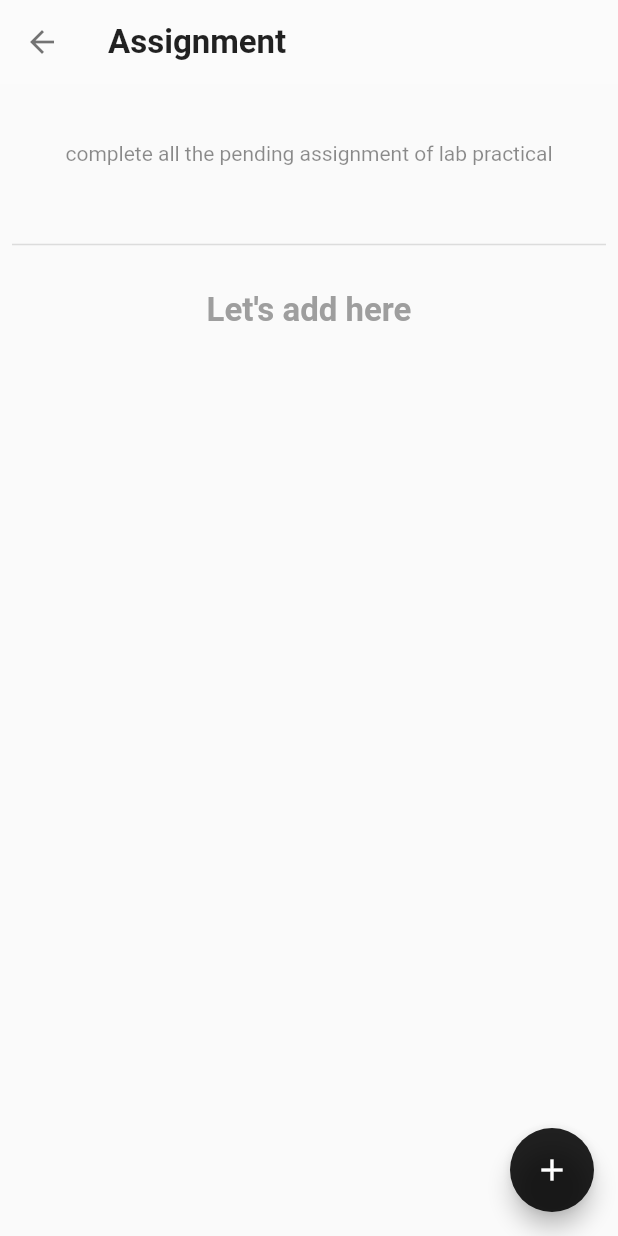
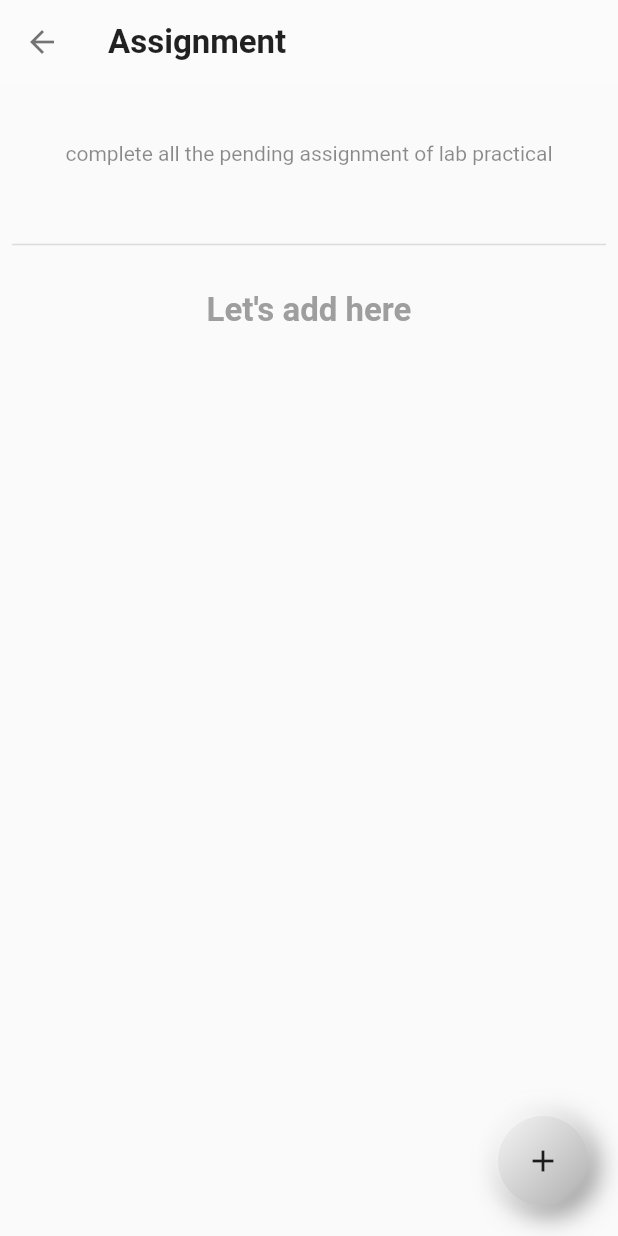
Before and after one commit to SaileshVerma/to-do-app, a Flutter app: the screen it shows after launch, after a tap on the "delete outline" icon, after a tap on "Assignment", on a phone screen of 412 x 824 dp. Run offline on Flutter 3.47's test engine with Material 2 defaults, Android fonts, the phone set to English and light mode, and no system bars.

Commit message:
added soft ui- 2

```diff
--- a/lib/helperFunctions/hideText.dart
+++ b/lib/helperFunctions/hideText.dart
@@ -1,6 +1,6 @@
 String hidetext(String msg) {
   String temp = "";
-  for (int i = 0; i < 25; i++) {
+  for (int i = 0; i < 24; i++) {
     temp = temp + msg[i];
   }
 
--- a/lib/screens/homePageScreen.dart
+++ b/lib/screens/homePageScreen.dart
@@ -1,5 +1,6 @@
 import 'package:flutter/material.dart';
 import 'package:provider/provider.dart';
+import 'package:todo/widget/softButton.dart';
 
 import '../providers/taskProvider.dart';
 import '../widget/addEditTaskbox.dart';
@@ -13,8 +14,9 @@ class MyHomePage extends StatelessWidget {
     return DefaultTabController(
       length: 3,
       child: Scaffold(
+        backgroundColor: Colors.white,
         appBar: AppBar(
-          backgroundColor: Colors.blueGrey[50],
+          backgroundColor: Colors.grey.shade300,
           elevation: 0,
           bottom: TabBar(
             indicatorWeight: 1,
@@ -76,9 +78,9 @@ class MyHomePage extends StatelessWidget {
             ),
           ],
         ),
-        floatingActionButton: FloatingActionButton(
-          backgroundColor: Colors.black87,
-          onPressed: () {
+        floatingActionButton: SoftButton(
+          color: Colors.black87,
+          func: () {
             showDialog(
               context: context,
               builder: (context) => Container(
@@ -88,8 +90,7 @@ class MyHomePage extends StatelessWidget {
               ),
             );
           },
-          tooltip: 'Add new note',
-          child: const Icon(
+          icon: const Icon(
             Icons.add,
           ),
         ),
--- a/lib/screens/taskDetailScreen.dart
+++ b/lib/screens/taskDetailScreen.dart
@@ -1,6 +1,7 @@
 import 'package:flutter/material.dart';
 import 'package:provider/provider.dart';
 import 'package:todo/widget/emptyScreenText.dart';
+import 'package:todo/widget/softButton.dart';
 import '../providers/taskProvider.dart';
 
 import '../widget/addSubTask.dart';
@@ -120,16 +121,15 @@ class TaskDetailScreen extends StatelessWidget {
           ],
         ),
       ),
-      floatingActionButton: FloatingActionButton(
-        backgroundColor: Colors.black87,
-        onPressed: () => showDialog(
+      floatingActionButton: SoftButton(
+        color: Colors.grey,
+        func: () => showDialog(
           context: context,
           builder: (context) => AddSubTask(
             itemId: id,
           ),
         ),
-        tooltip: 'Add new note',
-        child: const Icon(
+        icon: const Icon(
           Icons.add,
         ),
       ),
--- a/lib/screens/taskListScreen.dart
+++ b/lib/screens/taskListScreen.dart
@@ -20,10 +20,7 @@ class TaskListScreen extends StatelessWidget {
         padding: const EdgeInsets.all(8.0),
         child: taskDataList.isEmpty
             ? EmptyScreenText(emptyDisplayText)
-            : Column(
-                mainAxisAlignment: MainAxisAlignment.center,
-                children: <Widget>[
-                  Expanded(
+            : Expanded(
                 child: ListView.builder(
                   itemCount: taskDataList.length,
                   // gridDelegate: SliverGridDelegateWithFixedCrossAxisCount(
@@ -36,8 +33,6 @@ class TaskListScreen extends StatelessWidget {
                   ),
                 ),
               ),
-                ],
-              ),
       ),
     );
   }
--- a/lib/widget/softButton.dart
+++ b/lib/widget/softButton.dart
@@ -1,24 +1,28 @@
 import 'package:flutter/material.dart';
 
 class SoftButton extends StatelessWidget {
-  final Widget child;
-  SoftButton(this.child);
+  final Icon icon;
+  final Color color;
+  final void Function() func;
+
+  SoftButton({
+    required this.icon,
+    required this.func,
+    required this.color,
+  });
   @override
   Widget build(BuildContext context) {
     return Padding(
       padding: EdgeInsets.all(4),
       child: Container(
-        padding: EdgeInsets.all(20),
-        child: child,
-        // IconButton(
-        //   icon: Icon(Icons.delete),
-        //   onPressed: () {},
-        //   color: Colors.grey[800],
-        // ),
+        padding: EdgeInsets.all(6),
+        child: IconButton(
+          icon: icon,
+          onPressed: func,
+        ),
         decoration: BoxDecoration(
-
-            //shape: BoxShape.circle,
-            color: Colors.grey[300],
+            shape: BoxShape.circle,
+            color: color,
             boxShadow: [
               BoxShadow(
                   color: Colors.grey.shade600,
--- a/lib/widget/taskGrid.dart
+++ b/lib/widget/taskGrid.dart
@@ -1,5 +1,7 @@
 import 'package:flutter/material.dart';
 import 'package:provider/provider.dart';
+import 'package:todo/widget/softButton.dart';
+import 'package:todo/widget/softButtonPressed.dart';
 
 import '../helperFunctions/hideText.dart';
 import '../providers/taskProvider.dart';
@@ -32,15 +34,48 @@ class TaskGrid extends StatelessWidget {
       child: Column(
         children: [
           Material(
+            elevation: 7,
             borderRadius: BorderRadius.circular(10),
-            elevation: 4,
             child: Container(
+              // padding: EdgeInsets.all(6),
+
+              // decoration: BoxDecoration(
+              //     borderRadius: BorderRadius.circular(10),
+              //     color: Colors.grey.shade300,
+              //     boxShadow: [
+              //       BoxShadow(
+              //           color: Colors.grey.shade600,
+              //           offset: Offset(4.0, 4.0),
+              //           blurRadius: 15.0,
+              //           spreadRadius: 1.0),
+              //       BoxShadow(
+              //           color: Colors.white,
+              //           offset: Offset(-4.0, -4.0),
+              //           blurRadius: 15.0,
+              //           spreadRadius: 1.0),
+              //     ],
+              //     gradient: LinearGradient(
+              //         begin: Alignment.topLeft,
+              //         end: Alignment.bottomRight,
+              //         colors: [
+              //           Colors.grey.shade200,
+              //           Colors.grey.shade300,
+              //           Colors.grey.shade400,
+              //           Colors.grey.shade500,
+              //         ],
+              //         stops: [
+              //           0.1,
+              //           0.3,
+              //           0.8,
+              //           1
+              //         ])),
+
               decoration: BoxDecoration(
                 gradient: LinearGradient(
                   begin: Alignment.topLeft,
                   end: Alignment.bottomRight,
                   colors: [
-                    item.isActive ? Colors.grey.shade300 : Colors.white10,
+                    item.isActive ? Colors.white30 : Colors.grey.shade300,
                     Colors.blueGrey.shade50,
                   ],
                 ),
@@ -61,10 +96,9 @@ class TaskGrid extends StatelessWidget {
                     },
                   ),
                   Padding(
-                    padding:
-                        const EdgeInsets.only(bottom: 30, right: 20, top: 20),
+                    padding: const EdgeInsets.only(bottom: 60, top: 30),
                     child: Container(
-                      width: 180,
+                      width: 145,
                       child: Column(
                         mainAxisAlignment: MainAxisAlignment.start,
                         crossAxisAlignment: CrossAxisAlignment.start,
@@ -84,7 +118,7 @@ class TaskGrid extends StatelessWidget {
                             height: 10,
                           ),
                           Text(
-                            item.description.length > 25
+                            item.description.length > 24
                                 ? hidetext(item.description) + "..."
                                 : item.description,
                             style: TextStyle(
@@ -99,16 +133,19 @@ class TaskGrid extends StatelessWidget {
                       ),
                     ),
                   ),
-                  //  SizedBox(width: 30),
-                  Row(
+                  Padding(
+                    padding: const EdgeInsets.only(top: 22.0),
+                    child: Row(
                       children: [
-                      IconButton(
-                        onPressed: () {
+                        SoftButton(
+                          color: Colors.grey.shade300,
+                          func: () {
                             taskprovider.deleteTask(id);
                             ScaffoldMessenger.of(context).showSnackBar(
                               SnackBar(
                                 duration: Duration(seconds: 1),
-                              content: const Text("task deleted successfully"),
+                                content:
+                                    const Text("task deleted successfully"),
                               ),
                             );
                           },
@@ -117,12 +154,13 @@ class TaskGrid extends StatelessWidget {
                             color: Colors.black38,
                           ),
                         ),
-                      IconButton(
+                        SoftButton(
+                          color: Colors.grey.shade300,
                           icon: const Icon(
                             Icons.edit,
                             color: Colors.black38,
                           ),
-                        onPressed: () {
+                          func: () {
                             showDialog(
                               context: context,
                               builder: (context) => Container(
@@ -139,12 +177,13 @@ class TaskGrid extends StatelessWidget {
                         ),
                       ],
                     ),
+                  ),
                 ],
               ),
             ),
           ),
           SizedBox(
-            height: 10,
+            height: 20,
           ),
         ],
       ),
```
Also changed, not shown: lib/widget/softButtonPressed.dart (+14 -8 lines). Lines whose indentation alone changed are shown as unchanged.
